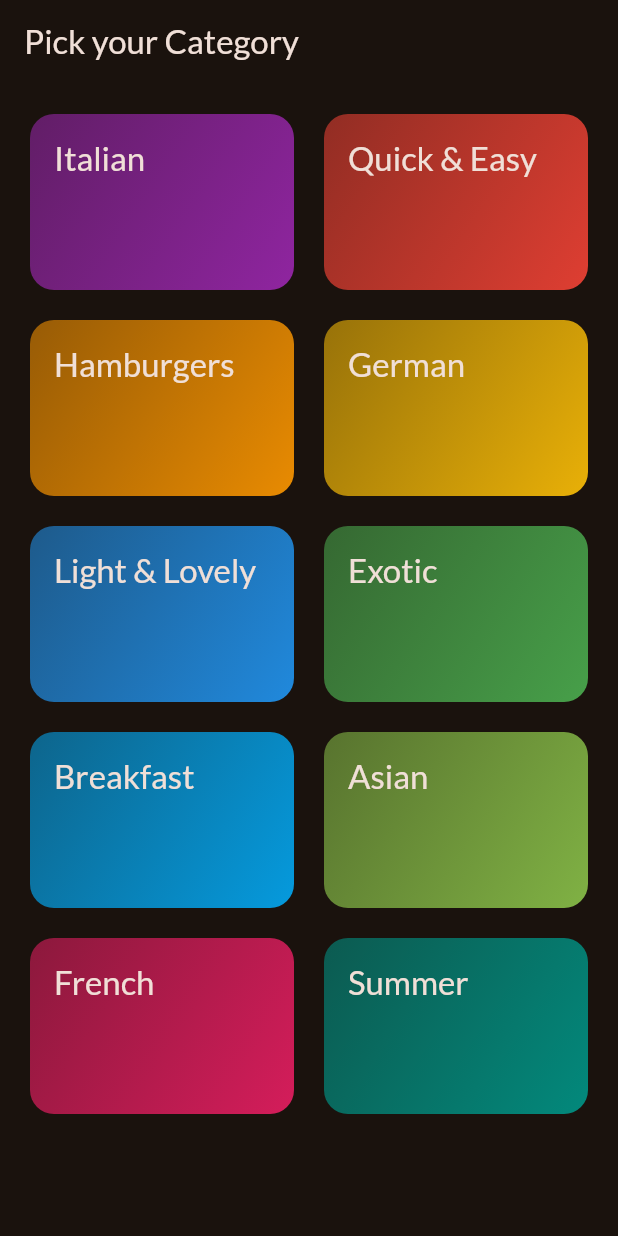
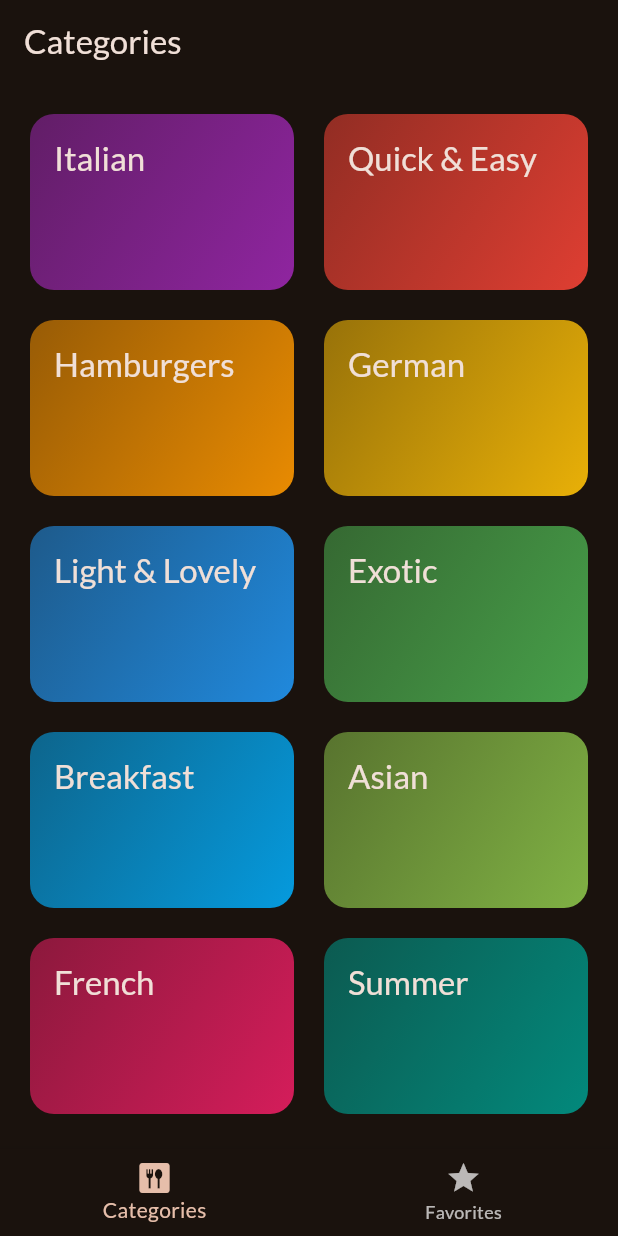
Before and after one commit to RonydaEssam/meals_app, a Flutter app: the screen it shows after launch, on a phone screen of 412 x 824 dp. Run offline on Flutter 3.47's test engine with Material 3 defaults, Android fonts, the phone set to English and light mode, and no system bars; our stand-ins replace google_fonts, transparent_image.

Commit message:
add tab based navigation and adjust app bars in other screens

```diff
--- a/lib/main.dart
+++ b/lib/main.dart
@@ -1,6 +1,7 @@
 import 'package:flutter/material.dart';
 import 'package:google_fonts/google_fonts.dart';
 import 'package:meals_app/screens/categories.dart';
+import 'package:meals_app/screens/tabs.dart';
 
 final theme = ThemeData(
   useMaterial3: true,
@@ -24,7 +25,7 @@ class MyApp extends StatelessWidget {
       debugShowCheckedModeBanner: false,
       theme: theme,
       title: 'Meals App',
-      home: const CategoriesScreen(),
+      home: const TabsScreen(),
     );
   }
 }
--- a/lib/screens/categories.dart
+++ b/lib/screens/categories.dart
@@ -24,11 +24,7 @@ class CategoriesScreen extends StatelessWidget {
 
   @override
   Widget build(BuildContext context) {
-    return Scaffold(
-      appBar: AppBar(
-        title: const Text('Pick your Category'),
-      ),
-      body: GridView(
+    return GridView(
       padding: EdgeInsets.all(20),
       gridDelegate: const SliverGridDelegateWithFixedCrossAxisCount(
         crossAxisCount: 2,
@@ -45,7 +41,6 @@ class CategoriesScreen extends StatelessWidget {
             },
           ),
       ],
-      ),
     );
   }
 }
--- /dev/null
+++ b/lib/screens/tabs.dart
@@ -0,0 +1,51 @@
+import 'package:flutter/material.dart';
+import 'package:meals_app/screens/categories.dart';
+import 'package:meals_app/screens/meals.dart';
+
+class TabsScreen extends StatefulWidget {
+  const TabsScreen({super.key});
+
+  @override
+  State<TabsScreen> createState() {
+    return _TabsScreenState();
+  }
+}
+
+class _TabsScreenState extends State<TabsScreen> {
+  int _selectedPageIndex = 0;
+
+  void _selectPage(int index) {
+    setState(() {
+      _selectedPageIndex = index;
+    });
+  }
+
+  @override
+  Widget build(BuildContext context) {
+    Widget activePage = const CategoriesScreen();
+    var activePageTitle = 'Categories';
+
+    if (_selectedPageIndex == 1) {
+      activePage = MealsScreen(meals: []);
+      activePageTitle = 'Your Favorites';
+    }
+
+    return Scaffold(
+      appBar: AppBar(
+        title: Text(activePageTitle),
+      ),
+      body: activePage,
+      bottomNavigationBar: BottomNavigationBar(
+        onTap: _selectPage,
+        currentIndex: _selectedPageIndex,
+        items: const [
+          BottomNavigationBarItem(
+            icon: Icon(Icons.dining),
+            label: 'Categories',
+          ),
+          BottomNavigationBarItem(icon: Icon(Icons.star), label: 'Favorites'),
+        ],
+      ),
+    );
+  }
+}
```
Also changed, not shown: lib/screens/meal_details.dart (+25 -5 lines), lib/screens/meals.dart (+7 -3 lines). Lines whose indentation alone changed are shown as unchanged.
